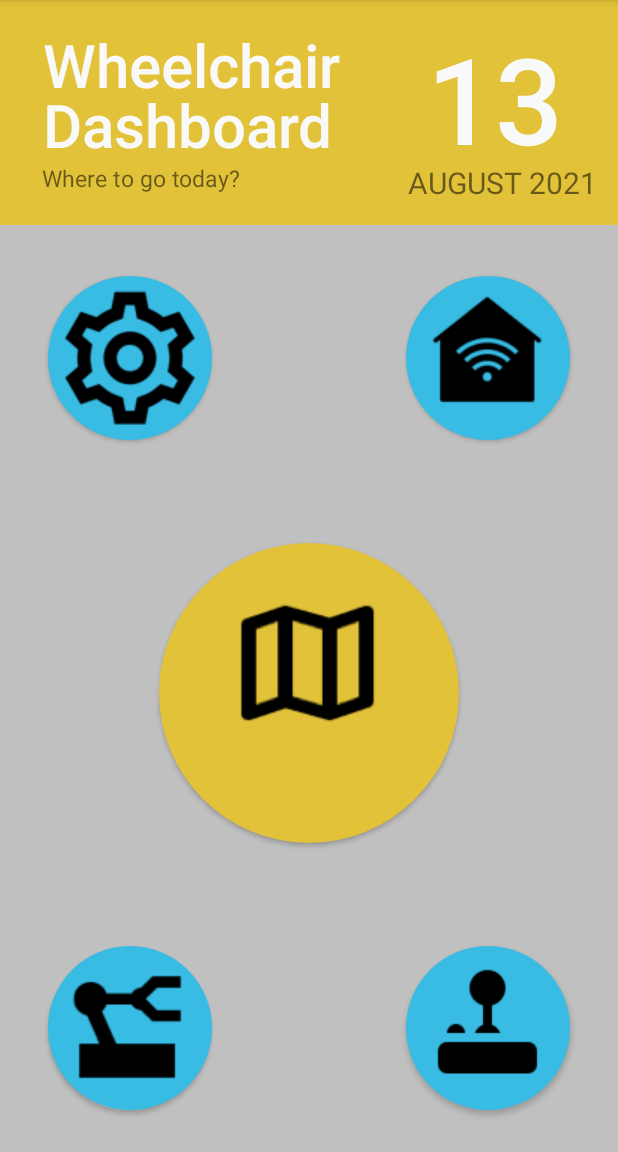
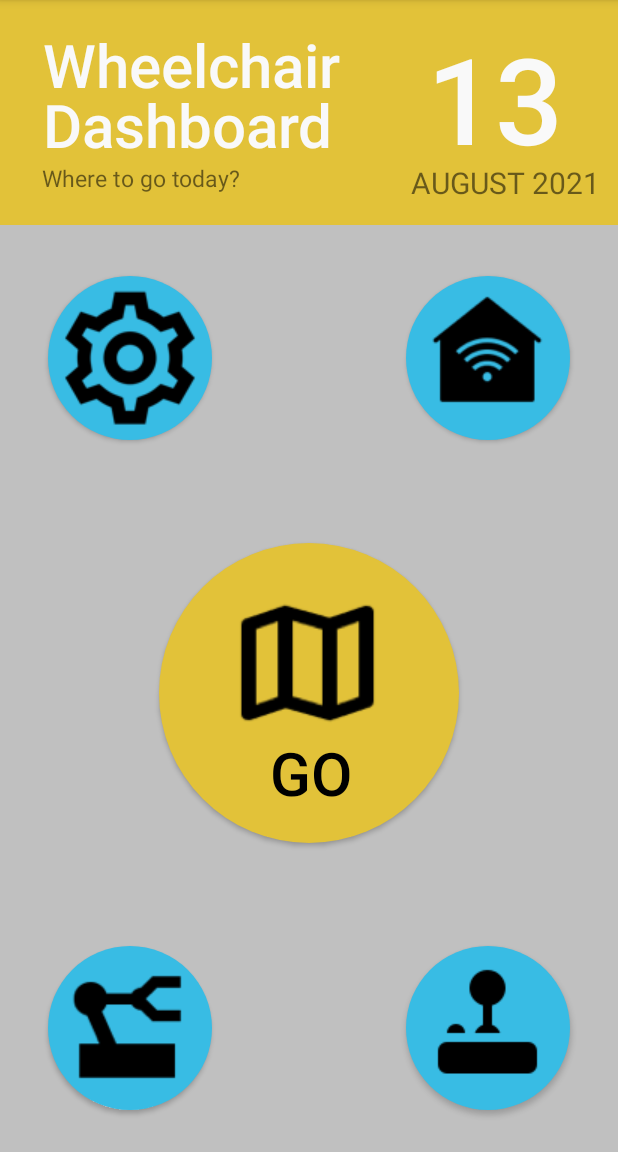
Before and after one commit to Bolt108/ROS_Android_App, an Android app: the screen it shows after launch (MainActivity), on a phone screen of 412 x 824 dp, the part 84-1236 px from its top. Run offline under Robolectric (Android 15) with nearby library versions, the phone set to English and light mode, and no system bars; libraries missing offline, so code that uses them is left out: com.mapbox.mapboxsdk; 2 statements that could not run were skipped.

Commit message:
Newst home

```diff
--- a/app/src/main/res/layout/fragment_home.xml
+++ b/app/src/main/res/layout/fragment_home.xml
@@ -8,24 +8,22 @@
 
     <TextView
         android:id="@+id/home_page_title2"
-        android:layout_width="96dp"
-        android:layout_height="53dp"
-        android:layout_marginLeft="20dp"
+        android:layout_width="wrap_content"
+        android:layout_height="wrap_content"
         android:elevation="10dp"
         android:fontFamily="sans-serif-medium"
         android:gravity="left"
         android:lineSpacingExtra="-7dp"
         android:text="GO"
-        android:layout_marginTop="700dp"
-        app:layout_constraintBottom_toTopOf="@id/auto_nav"
+        android:layout_marginBottom="20dp"
+        android:layout_marginEnd="7dp"
+        app:layout_constraintBottom_toBottomOf="@id/auto_nav"
+        app:layout_constraintStart_toStartOf="@id/auto_nav"
         android:textColor="#000000"
         android:textSize="40sp"
         android:typeface="sans"
-
-        app:layout_constraintEnd_toEndOf="parent"
-        app:layout_constraintHorizontal_bias="0.534"
-        app:layout_constraintStart_toStartOf="parent"
-        app:layout_constraintTop_toTopOf="parent" />
+        app:layout_constraintEnd_toEndOf="@id/auto_nav"
+        app:layout_constraintHorizontal_bias="0.534" />
 
     <View
         android:id="@+id/view"
@@ -147,11 +145,11 @@
         android:id="@+id/textView13"
         android:layout_width="wrap_content"
         android:layout_height="wrap_content"
-        android:layout_marginLeft="272dp"
+        android:layout_marginRight="12dp"
         android:layout_marginTop="108dp"
         android:text="AUGUST 2021"
         android:textSize="20sp"
-        app:layout_constraintLeft_toLeftOf="parent"
+        app:layout_constraintRight_toRightOf="parent"
         app:layout_constraintTop_toTopOf="parent" />
 
     <TextView
```
